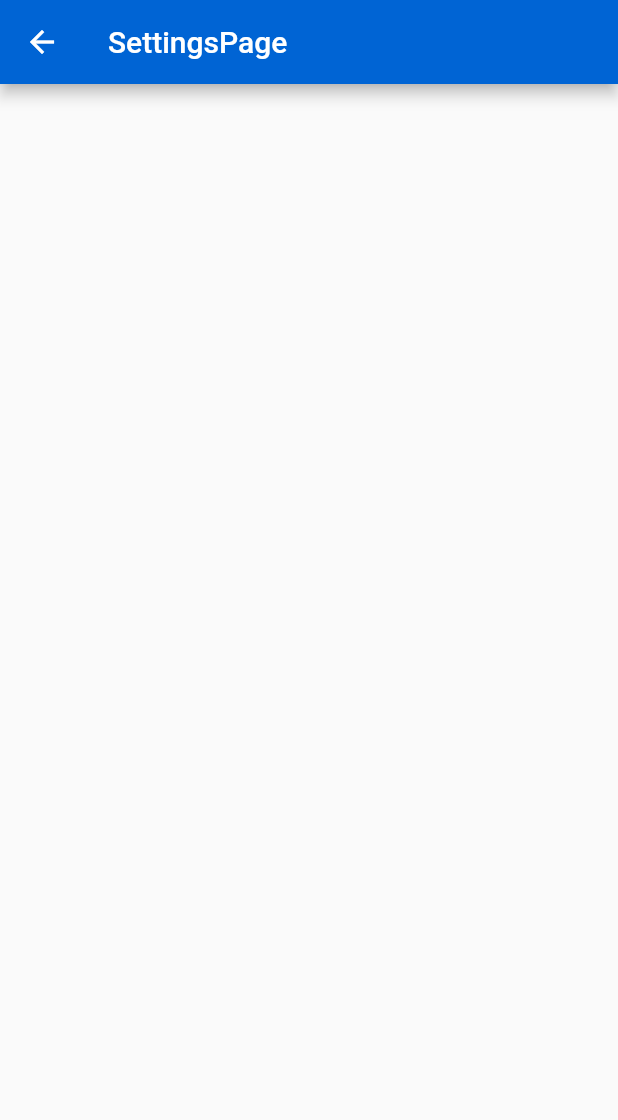
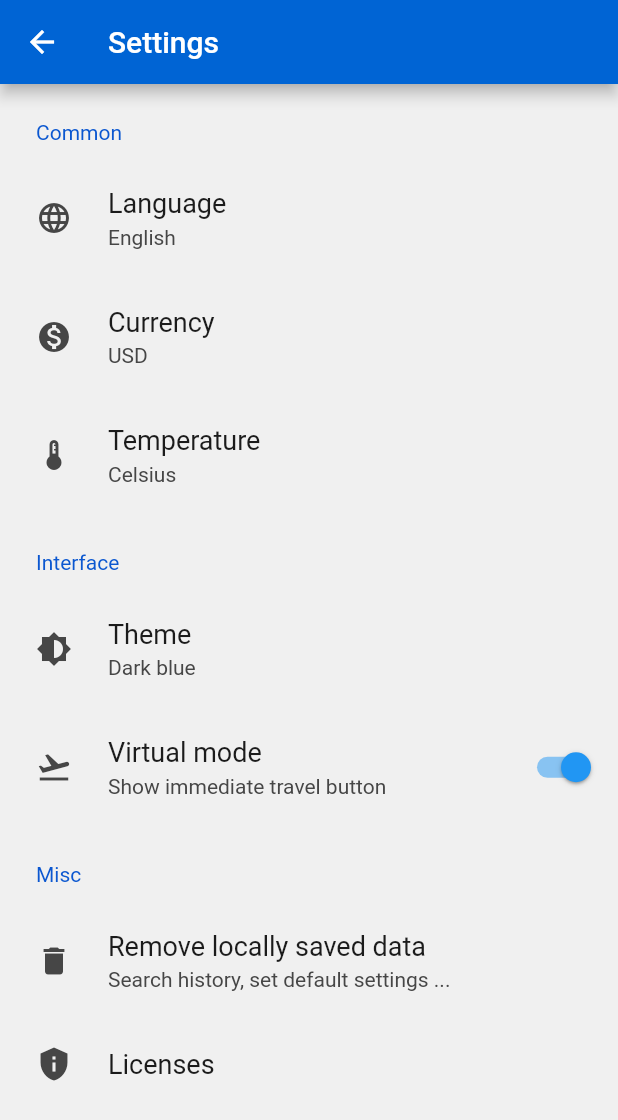
Before and after one commit to mzdm/virtual_traveller_flutter, a Flutter app: the SettingsPage screen opened directly, on a phone screen of 412 x 824 dp. Shown: the top 1120 px of the screen. Run offline on Flutter 3.47's test engine with Material 2 defaults, Android fonts, the phone set to English and light mode, and no system bars; drawn by our look-alikes of settings_ui; our stand-ins replace bloc, equatable.

Commit message:
Settings page styling

```diff
--- a/lib/presentation/pages/settings_page/settings_page.dart
+++ b/lib/presentation/pages/settings_page/settings_page.dart
@@ -1,13 +1,74 @@
 import 'package:flutter/material.dart';
+import 'package:settings_ui/settings_ui.dart';
 
 class SettingsPage extends StatelessWidget {
   @override
   Widget build(BuildContext context) {
     return Scaffold(
       appBar: AppBar(
-        title: Text(runtimeType.toString()),
+        title: Text('Settings'),
       ),
-      body: Container(),
+      body: SettingsList(
+        sections: [
+          SettingsSection(
+            title: 'Common',
+            tiles: [
+              SettingsTile(
+                leading: Icon(Icons.language),
+                title: 'Language',
+                subtitle: 'English',
+                onTap: () {},
+              ),
+              SettingsTile(
+                leading: Icon(Icons.monetization_on),
+                title: 'Currency',
+                subtitle: 'USD',
+                onTap: () {},
+              ),
+              SettingsTile(
+                leading: Icon(Icons.thermostat_outlined),
+                title: 'Temperature',
+                subtitle: 'Celsius',
+                onTap: () {},
+              ),
+            ],
+          ),
+          SettingsSection(
+            title: 'Interface',
+            tiles: [
+              SettingsTile(
+                leading: Icon(Icons.brightness_6),
+                title: 'Theme',
+                subtitle: 'Dark blue',
+                onTap: () {},
+              ),
+              SettingsTile.switchTile(
+                leading: Icon(Icons.flight_takeoff),
+                title: 'Virtual mode',
+                subtitle: 'Show immediate travel button',
+                switchValue: true,
+                onToggle: (bool value) {},
+              ),
+            ],
+          ),
+          SettingsSection(
+            title: 'Misc',
+            tiles: [
+              SettingsTile(
+                leading: Icon(Icons.delete),
+                title: 'Remove locally saved data',
+                subtitle: 'Search history, set default settings ...',
+                onTap: () {},
+              ),
+              SettingsTile(
+                leading: Icon(Icons.privacy_tip),
+                title: 'Licenses',
+                onTap: () {},
+              ),
+            ],
+          ),
+        ],
+      ),
     );
   }
 }
```
